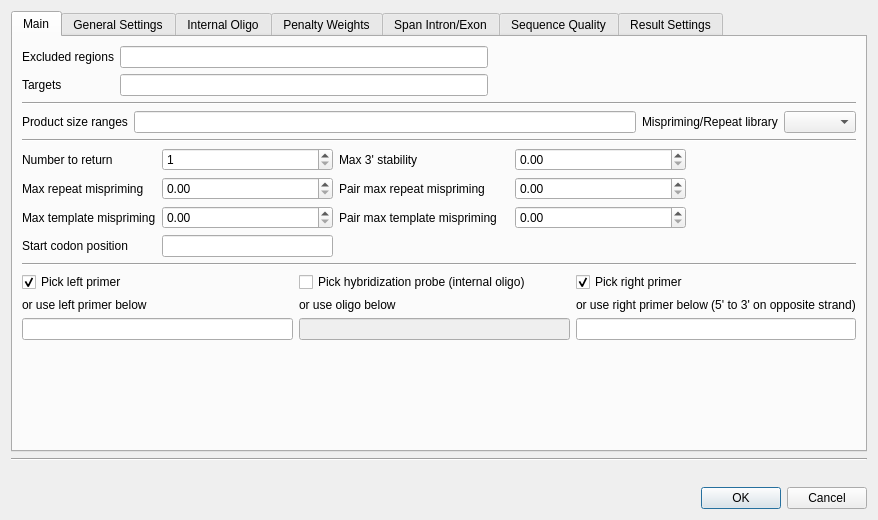
Qt form src/plugins_3rdparty/primer3/src/ui/Primer3Dialog.ui (violethaze74/ugene) before a commit.
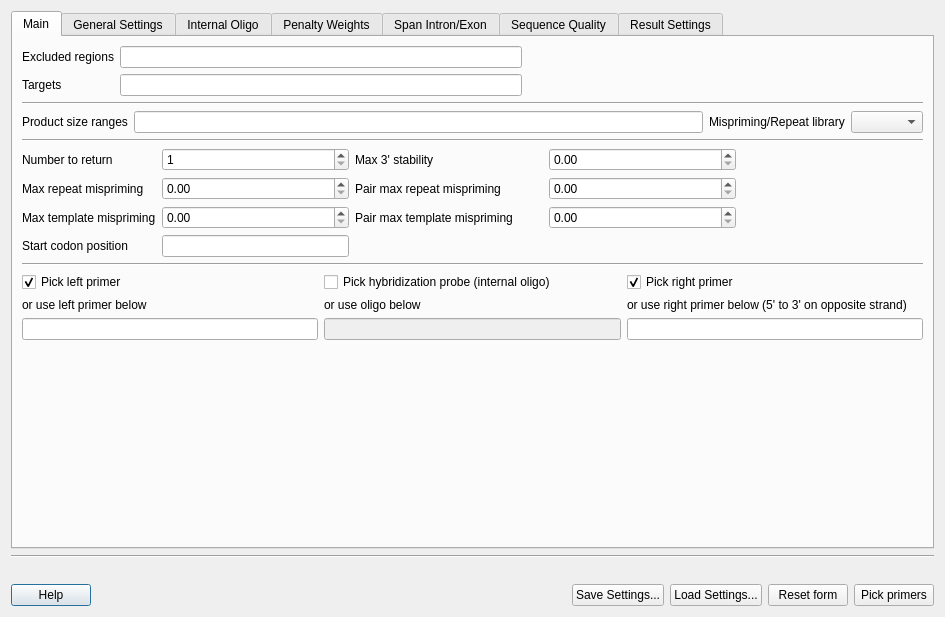
The same form after that commit.

Commit message: UGENE-2636: save/load primer settings

Patch:
```diff
--- a/src/plugins_3rdparty/primer3/src/ui/Primer3Dialog.ui
+++ b/src/plugins_3rdparty/primer3/src/ui/Primer3Dialog.ui
@@ -6,8 +6,8 @@
    <rect>
     <x>0</x>
     <y>0</y>
-    <width>878</width>
-    <height>520</height>
+    <width>945</width>
+    <height>617</height>
    </rect>
   </property>
   <property name="sizePolicy">
@@ -3910,11 +3910,56 @@
     </layout>
    </item>
    <item>
-    <widget class="QDialogButtonBox" name="buttonBox">
-     <property name="standardButtons">
-      <set>QDialogButtonBox::Cancel|QDialogButtonBox::Ok</set>
-     </property>
-    </widget>
+    <layout class="QHBoxLayout" name="horizontalLayout_6">
+     <item>
+      <widget class="QPushButton" name="helpButton">
+       <property name="text">
+        <string>Help</string>
+       </property>
+      </widget>
+     </item>
+     <item>
+      <spacer name="horizontalSpacer_14">
+       <property name="orientation">
+        <enum>Qt::Horizontal</enum>
+       </property>
+       <property name="sizeHint" stdset="0">
+        <size>
+         <width>40</width>
+         <height>20</height>
+        </size>
+       </property>
+      </spacer>
+     </item>
+     <item>
+      <widget class="QPushButton" name="saveSettingsButton">
+       <property name="text">
+        <string>Save Settings...</string>
+       </property>
+      </widget>
+     </item>
+     <item>
+      <widget class="QPushButton" name="loadSettingsButton">
+       <property name="text">
+        <string>Load Settings...</string>
+       </property>
+      </widget>
+     </item>
+     <item>
+      <widget class="QPushButton" name="resetButton">
+       <property name="text">
+        <string>Reset form</string>
+       </property>
+      </widget>
+     </item>
+     <item>
+      <widget class="QPushButton" name="pickPrimersButton">
+       <property name="text">
+        <string>Pick primers</string>
+       </property>
+      </widget>
+     </item>
+    </layout>
    </item>
   </layout>
  </widget>
```
The commit also changes 2 other files.
